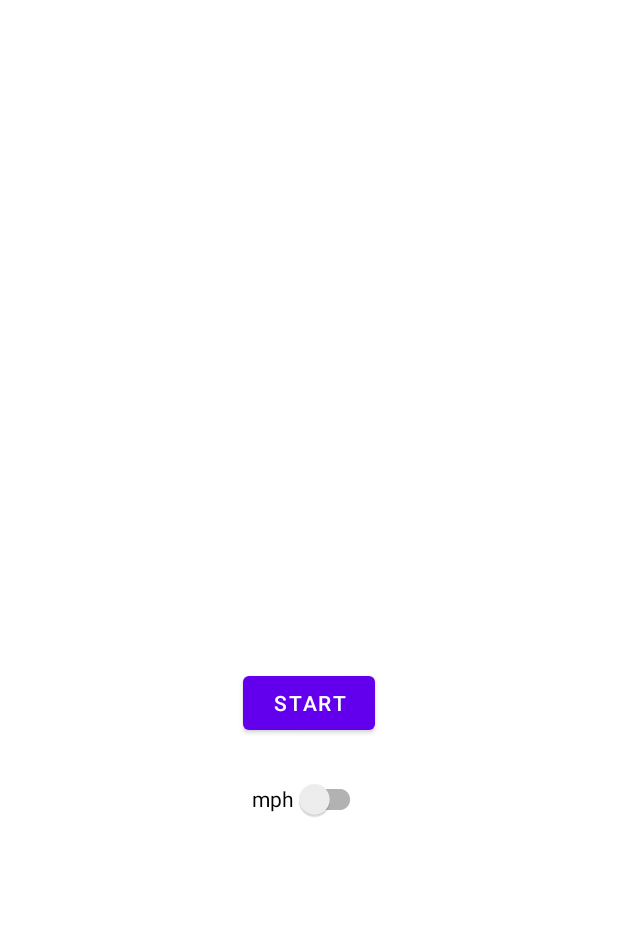
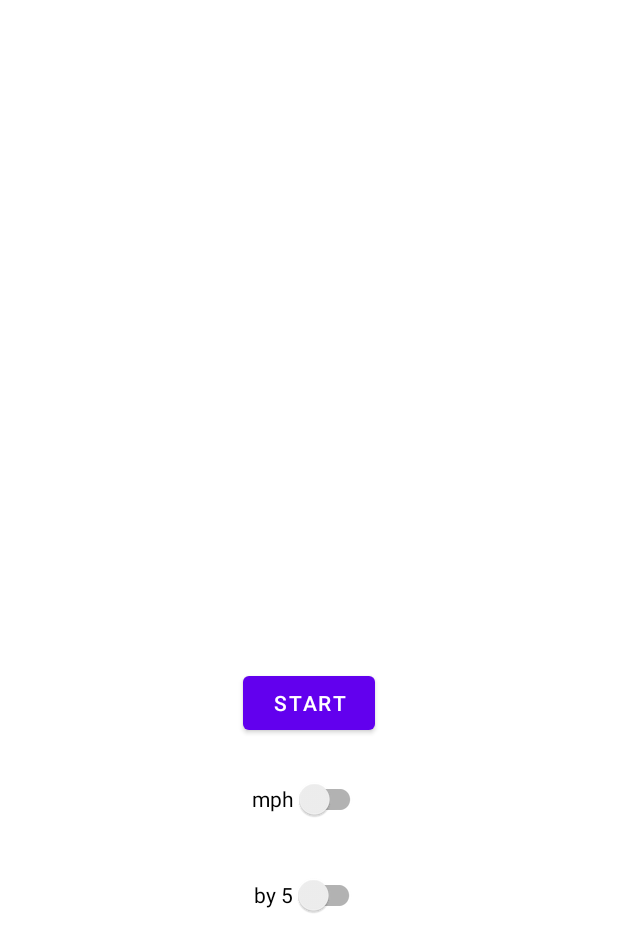
Before and after one commit to amsdevelops/seminar_2, an Android app: the layout activity_main.xml on its own in the app's theme, with its tools: preview values and no code run, on a phone screen of 412 x 824 dp. Shown: the top 952 px of the screen. Run offline under Robolectric (Android 15) with nearby library versions, the phone set to English and light mode, and no system bars.

Commit message:
Task 2 done

```diff
--- a/app/src/main/res/layout/activity_main.xml
+++ b/app/src/main/res/layout/activity_main.xml
@@ -36,5 +36,15 @@
         app:layout_constraintStart_toStartOf="parent"
         app:layout_constraintEnd_toEndOf="parent" />
 
+    <androidx.appcompat.widget.SwitchCompat
+        android:id="@+id/by5switch"
+        android:layout_width="wrap_content"
+        android:layout_height="wrap_content"
+        android:layout_marginTop="@dimen/indent_m"
+        android:text="@string/by5"
+        app:layout_constraintTop_toBottomOf="@id/metricsswitch"
+        app:layout_constraintStart_toStartOf="parent"
+        app:layout_constraintEnd_toEndOf="parent" />
+
 
 </androidx.constraintlayout.widget.ConstraintLayout>
--- a/app/src/main/res/values/strings.xml
+++ b/app/src/main/res/values/strings.xml
@@ -3,4 +3,5 @@
     <string name="start">start</string>
     <string name="mph">mph</string>
     <string name="kmh">km/h</string>
+    <string name="by5">by 5</string>
 </resources>
```
Also changed, not shown: app/src/main/java/com/example/seminar_2/MainActivity.kt (+11 -1 lines).
